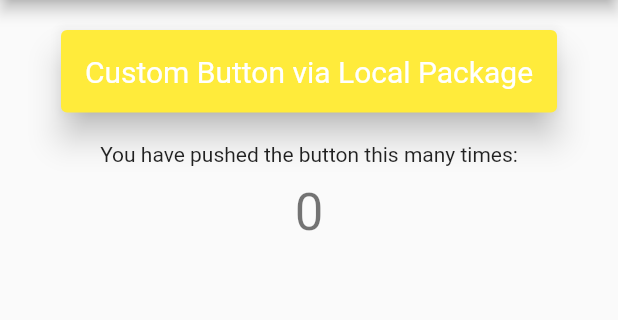
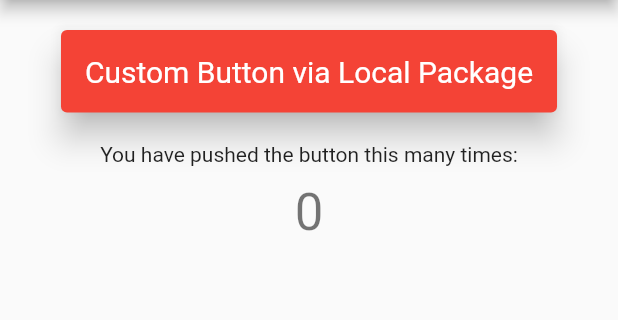
Before and after one commit to TheoBodmer1/ApiniLabs_Pac_ID, a Flutter app: the screen it shows after launch, on a phone screen of 412 x 824 dp, the part 84-404 px from its top. Run offline on Flutter 3.47's test engine with Material 2 defaults, Android fonts, the phone set to English and light mode, and no system bars.

Commit message:
Update flutter_pkg.dart
Change button color to red

```diff
--- a/lib/flutter_pkg.dart
+++ b/lib/flutter_pkg.dart
@@ -17,7 +17,7 @@ class CustomButton extends StatelessWidget {
         style: TextButton.styleFrom(
           padding: const EdgeInsets.all(16.0),
           primary: Colors.white,
-          backgroundColor: Colors.yellow,
+          backgroundColor: Colors.red,
           elevation: 9.0,
           textStyle: const TextStyle(
             fontSize: 20,
```
